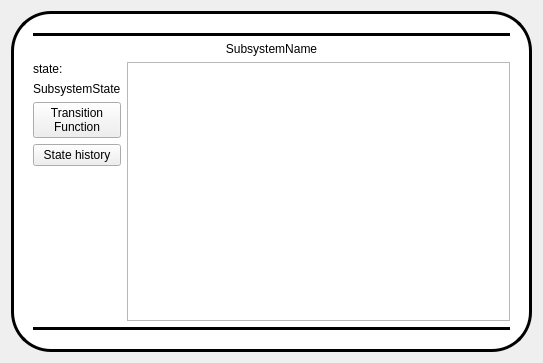
Old version of the form resource/SubsystemWidget.ui in the repository dseredyn/rqt_agent.
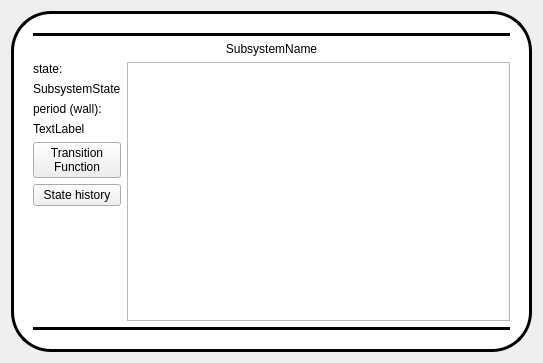
New version of the form.

Commit message: added period label

Diff of the .ui file:
```diff
--- a/resource/SubsystemWidget.ui
+++ b/resource/SubsystemWidget.ui
@@ -108,6 +108,20 @@
             </property>
            </widget>
           </item>
+          <item>
+           <widget class="QLabel" name="label">
+            <property name="text">
+             <string>period (wall):</string>
+            </property>
+           </widget>
+          </item>
+          <item>
+           <widget class="QLabel" name="PeriodWall">
+            <property name="text">
+             <string>TextLabel</string>
+            </property>
+           </widget>
+          </item>
           <item>
            <widget class="QPushButton" name="showGraph">
             <property name="text">
```
The commit also changes 1 other file.
